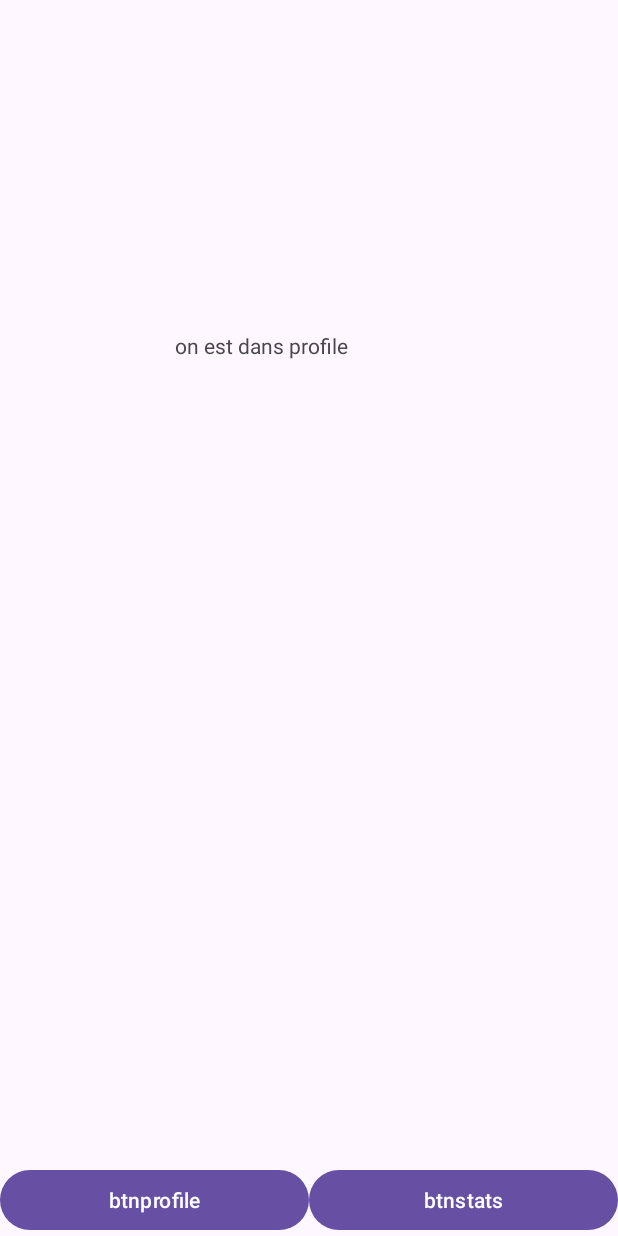
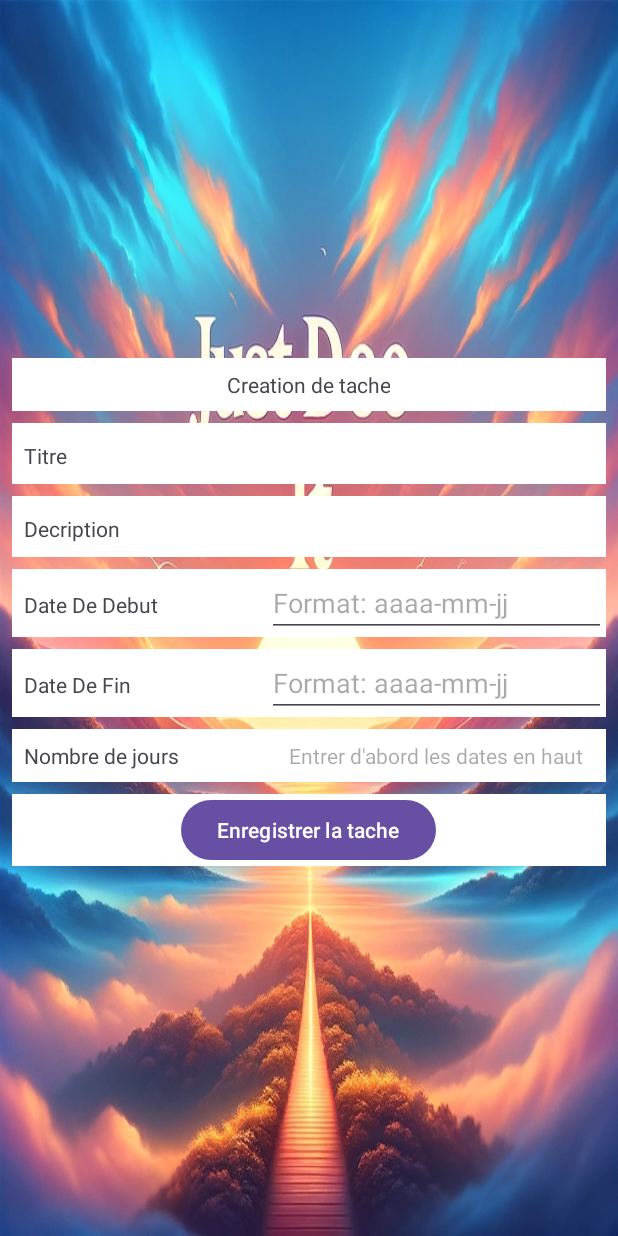
Before and after one commit to senpaibot0/1155, an Android app: the screen it shows after launch (Dashboard before the commit, CreateTache after it), on a phone screen of 412 x 824 dp. Run offline under Robolectric (Android 15) with nearby library versions, the phone set to English and light mode, and no system bars.

Commit message:
12-02-24

```diff
--- a/app/src/main/AndroidManifest.xml
+++ b/app/src/main/AndroidManifest.xml
@@ -15,7 +15,7 @@
         android:theme="@style/Theme.JustDidIt"
         tools:targetApi="34">
         <activity
-            android:name=".Dashboard"
+            android:name=".CreateTache"
             android:exported="true">
             <intent-filter>
                 <action android:name="android.intent.action.MAIN" />
--- /dev/null
+++ b/app/src/main/java/com/example/justdidit/CreateTache.java
@@ -0,0 +1,16 @@
+package com.example.justdidit;
+
+import android.os.Bundle;
+
+import androidx.annotation.Nullable;
+import androidx.appcompat.app.AppCompatActivity;
+
+public class CreateTache extends AppCompatActivity {
+
+    @Override
+    protected void onCreate(@Nullable Bundle savedInstanceState) {
+        super.onCreate(savedInstanceState);
+
+        setContentView(R.layout.creation_tache);
+    }
+}
--- a/app/src/main/res/layout/creation_tache.xml
+++ b/app/src/main/res/layout/creation_tache.xml
@@ -4,9 +4,27 @@
     android:layout_height="wrap_content"
     android:padding="8dp"
     android:elevation="4dp"
-
+    android:gravity="center"
     android:stretchColumns="1"
     android:background="@drawable/just_do_it_bg">
+
+    <TableRow
+        android:layout_width="match_parent"
+        android:layout_height="match_parent"
+        android:layout_marginBottom="8dp"
+        android:background="@color/white"
+        android:gravity="center_horizontal">
+
+        <TextView
+            android:id="@+id/titreCreation"
+            android:layout_width="wrap_content"
+            android:layout_height="wrap_content"
+            android:layout_gravity="center"
+            android:gravity="center"
+            android:padding="8dp"
+            android:text="Creation de tache" />
+
+    </TableRow>
 
     <TableRow
         android:background="@color/white"
@@ -15,7 +33,7 @@
         <TextView
             android:layout_width="wrap_content"
             android:layout_height="wrap_content"
-            android:text="Name"
+            android:text="Titre"
             android:padding="8dp"/>
         <EditText
             android:layout_width="match_parent"
@@ -32,7 +50,7 @@
         <TextView
             android:layout_width="wrap_content"
             android:layout_height="wrap_content"
-            android:text="Email"
+            android:text="Decription"
             android:padding="8dp"/>
         <EditText
             android:layout_width="match_parent"
@@ -44,13 +62,69 @@
 
     <TableRow
         android:background="@color/white"
+        android:layout_marginBottom="8dp">
+
+        <TextView
+            android:layout_width="wrap_content"
+            android:layout_height="wrap_content"
+            android:text="Date De Debut"
+            android:padding="8dp"/>
+
+        <EditText
+            android:id="@+id/editTextDate"
+            android:layout_width="wrap_content"
+            android:layout_height="wrap_content"
+            android:ems="10"
+            android:hint="Format: aaaa-mm-jj"
+            android:inputType="date" />
+    </TableRow>
+
+    <TableRow
+        android:background="@color/white"
+        android:layout_marginBottom="8dp">
+
+        <TextView
+            android:layout_width="wrap_content"
+            android:layout_height="wrap_content"
+            android:text="Date De Fin"
+            android:padding="8dp"/>
+
+        <EditText
+            android:id="@+id/editTextDate2"
+            android:layout_width="wrap_content"
+            android:layout_height="wrap_content"
+            android:ems="10"
+            android:hint="Format: aaaa-mm-jj"
+            android:inputType="date" />
+    </TableRow>
+    <TableRow
+        android:background="@color/white"
+        android:layout_marginBottom="8dp">
+
+        <TextView
+            android:layout_width="wrap_content"
+            android:layout_height="wrap_content"
+            android:text="Nombre de jours"
+            android:padding="8dp"/>
+
+        <TextView
+            android:id="@+id/nombre_de_jour"
+            android:layout_width="match_parent"
+            android:layout_height="match_parent"
+            android:gravity="center"
+            android:hint="Entrer d'abord les dates en haut"
+            />
+    </TableRow>
+
+    <TableRow
+        android:background="@color/white"
         android:gravity="center_horizontal"
         android:layout_marginBottom="8dp">
 
         <Button
             android:layout_width="wrap_content"
             android:layout_height="wrap_content"
-            android:text="Submit"
+            android:text="Enregistrer la tache"
             android:elevation="2dp"/>
     </TableRow>
 </TableLayout>
```
